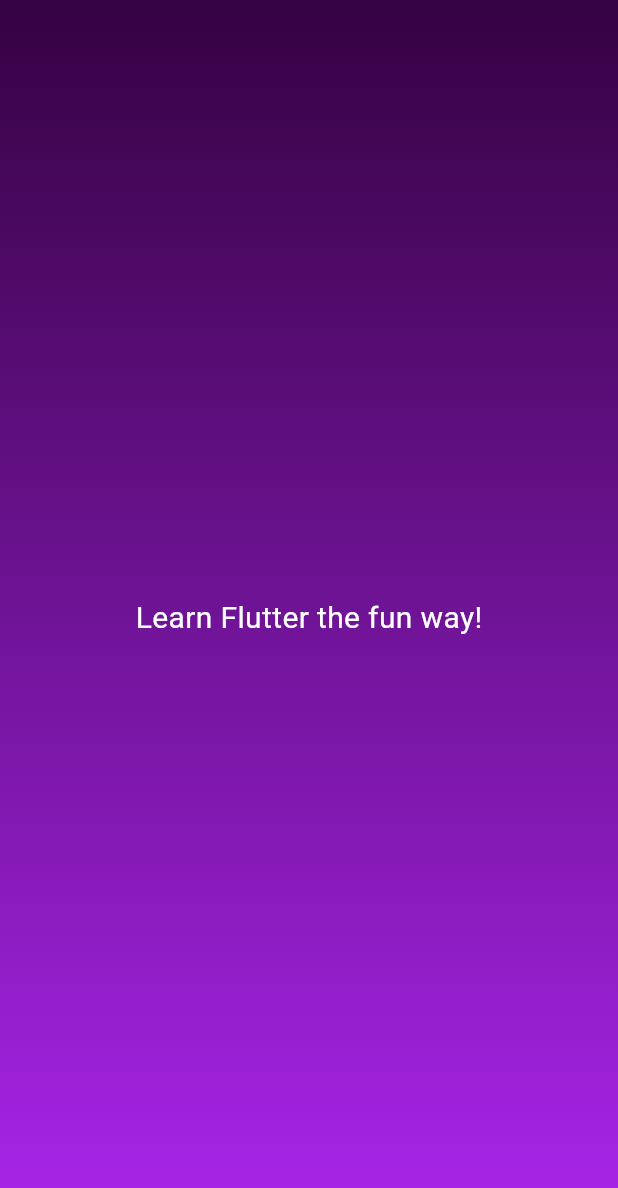
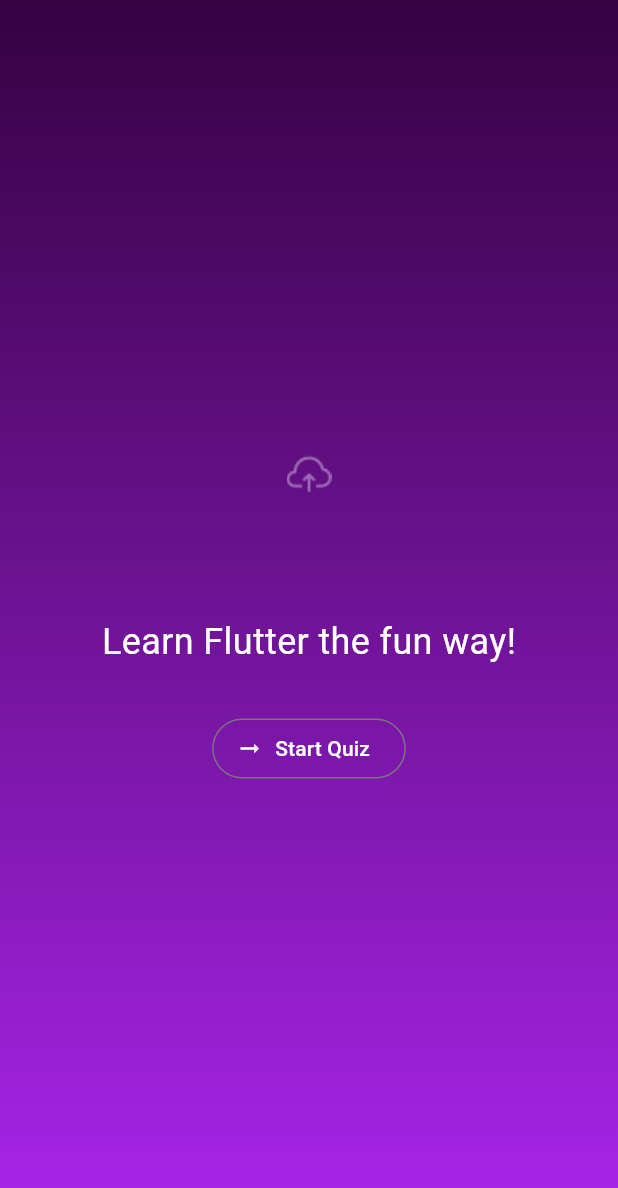
Before and after one commit to ChiraagRokade/Quiz_App_Flutter, a Flutter app: the screen it shows after launch, on a phone screen of 412 x 824 dp. Shown: the top 1188 px of the screen. Run offline on Flutter 3.47's test engine with Material 3 defaults, Android fonts, the phone set to English and light mode, and no system bars; our stand-ins replace google_fonts.

Commit message:
and quiz questions and answers, button style

```diff
--- /dev/null
+++ b/quiz/lib/quiz.dart
@@ -0,0 +1,73 @@
+import 'package:flutter/material.dart';
+import 'package:quiz/questionScreen.dart';
+import 'package:quiz/startScreen.dart';
+
+class Quiz extends StatefulWidget {
+  const Quiz({super.key});
+  @override
+  State<Quiz> createState() {
+    return _QuizState();
+  }
+}
+
+class _QuizState extends State<Quiz> {
+  // 1st approach to move next page
+  // Widget? activeScreen;
+
+  // @override
+  // void initState() {
+  //   activeScreen = StartScreen(switchScreen);
+  //   super.initState();
+  // }
+
+//2nd approach to move next page
+  var activeScreen = 'start-screen';
+  void switchScreen() {
+    setState(
+      () {
+        activeScreen = 'question-screen';
+      },
+    );
+  }
+
+  @override
+  Widget build(content) {
+    //3rd approach to move next page
+    // final screenWidget = activeScreen == 'start-screen'
+    //     ? StartScreen(switchScreen)
+    //     : const QuestionScreen();
+
+    //4th approach to move next page
+    Widget screenWidget = StartScreen(switchScreen);
+
+    if (activeScreen == 'question-screen') {
+      screenWidget = const QuestionScreen();
+    }
+    return MaterialApp(
+      home: Scaffold(
+        body: Container(
+          decoration: const BoxDecoration(
+            gradient: LinearGradient(colors: [
+              Color.fromARGB(255, 53, 2, 66),
+              Color.fromARGB(255, 170, 37, 236)
+            ], begin: Alignment.topRight, end: Alignment.bottomRight),
+          ),
+
+          // 1st approach to move next page
+          // child: activeScreen,
+
+          //2nd approach to move next page
+          // child: activeScreen == 'start-screen'
+          //     ? StartScreen(switchScreen)
+          //     : const QuestionScreen(),
+
+          //3rd approach to move next page
+          // child: screenWidget,
+
+          //4th approach to move next page
+          child: screenWidget,
+        ),
+      ),
+    );
+  }
+}
--- a/quiz/lib/startScreen.dart
+++ b/quiz/lib/startScreen.dart
@@ -1,18 +1,54 @@
 // ignore_for_file: file_names
 
 import 'package:flutter/material.dart';
+import 'package:google_fonts/google_fonts.dart';
 
 class StartScreen extends StatelessWidget {
-  const StartScreen({super.key});
-
+  const StartScreen(this.startQuiz, {super.key});
+  final void Function() startQuiz;
   @override
   Widget build(context) {
-    return const Center(
-      child: Text(
-        'Learn Flutter the fun way!',
-        style: TextStyle(
-            color: Colors.white, fontSize: 20, fontWeight: FontWeight.normal),
-      ),
-    );
+    return Center(
+        child: Column(
+      mainAxisSize: MainAxisSize.min,
+      children: [
+        // <----------2nd set way to set opacity to image-------->
+        Image.asset(
+          'assets/images/cloud-computing.png',
+          width: 30,
+          color: const Color.fromARGB(96, 255, 255, 255),
+        ),
+        // <----------1st set way to set opacity to image-------->
+        // Opacity(
+        //   opacity: 0.5,
+        //   child: Image.asset(
+        //     'assets/images/cloud-computing.png',
+        //     width: 30,
+        //   ),
+        // ),
+        const SizedBox(
+          height: 80,
+        ),
+        Text(
+          'Learn Flutter the fun way!',
+          style: GoogleFonts.roboto(
+            color: Colors.white,
+            fontSize: 24,
+          ),
+        ),
+        const SizedBox(
+          height: 30,
+        ),
+        OutlinedButton.icon(
+          onPressed: startQuiz,
+          style: OutlinedButton.styleFrom(
+            foregroundColor: Colors.white,
+            shadowColor: Colors.lightGreen,
+          ),
+          icon: const Icon(Icons.arrow_right_alt),
+          label: const Text('Start Quiz'),
+        )
+      ],
+    ));
   }
 }
```
Also changed, not shown: quiz/lib/answersButton.dart (added, +29 -0 lines), quiz/lib/data/questions.dart (added, +55 -0 lines), quiz/lib/main.dart (+2 -16 lines), quiz/lib/models/quizQuestion.dart (added, +12 -0 lines), quiz/lib/questionScreen.dart (added, +64 -0 lines), quiz/pubspec.yaml (+6 -5 lines), quiz/assets/images/cloud-computing.png (added), quiz/assets/images/dotnet_bot.svg (added), 8 other files.
